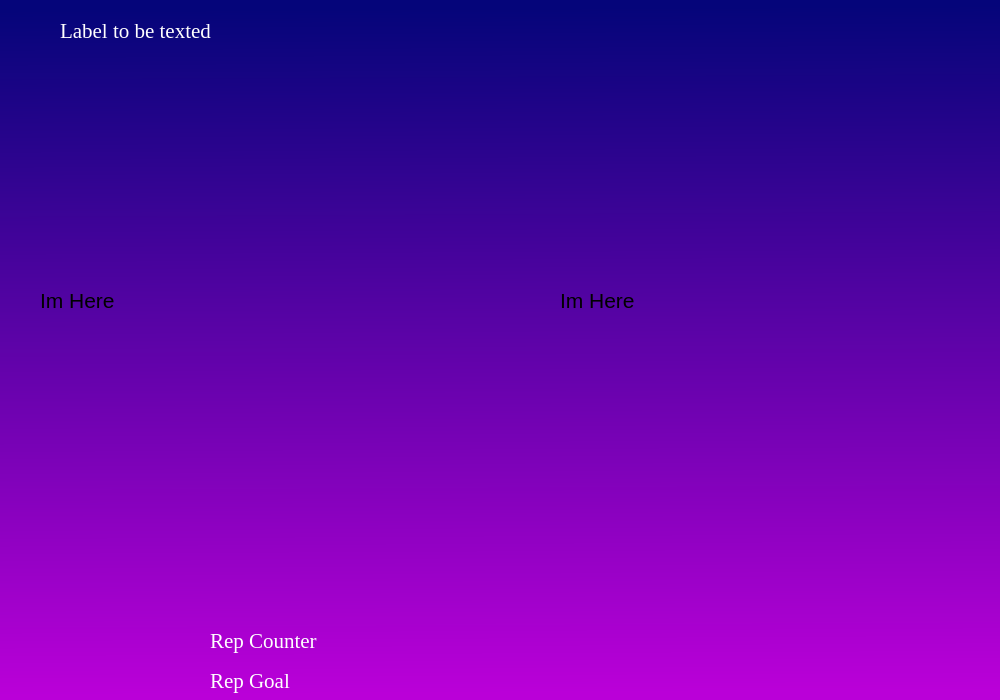
First picture: the form in ui/workoutfeed.ui, repository AlonIvshin/AutomaticGymTrainer, before the edit.
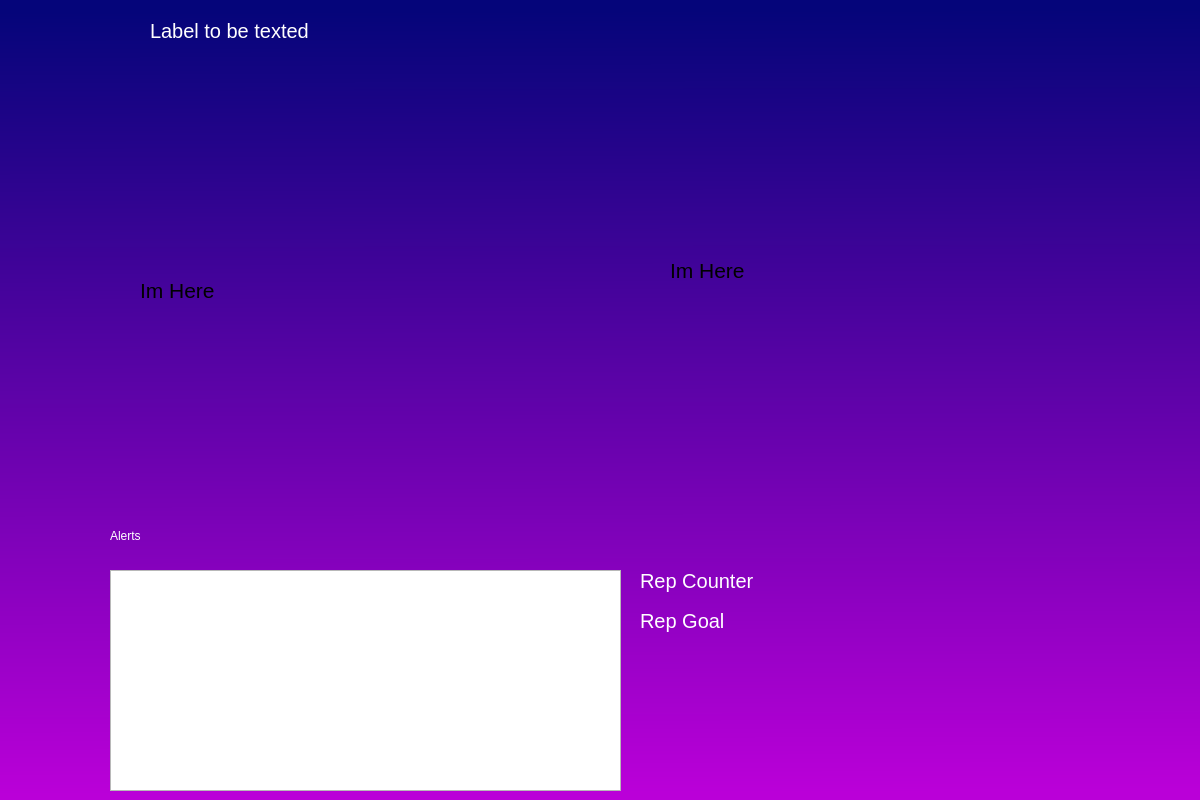
Second picture: the form after the edit.

```diff
--- a/ui/workoutfeed.ui
+++ b/ui/workoutfeed.ui
@@ -6,8 +6,8 @@
    <rect>
     <x>0</x>
     <y>0</y>
-    <width>1000</width>
-    <height>700</height>
+    <width>1200</width>
+    <height>800</height>
    </rect>
   </property>
   <property name="windowTitle">
@@ -21,16 +21,19 @@
    <widget class="QLabel" name="lbl_repCurrent">
     <property name="geometry">
      <rect>
-      <x>210</x>
-      <y>620</y>
+      <x>640</x>
+      <y>560</y>
       <width>161</width>
       <height>41</height>
      </rect>
     </property>
     <property name="font">
      <font>
-      <family>Times New Roman</family>
-      <pointsize>16</pointsize>
+      <family>MS Shell Dlg 2</family>
+      <pointsize>15</pointsize>
+      <weight>50</weight>
+      <italic>false</italic>
+      <bold>false</bold>
      </font>
     </property>
     <property name="styleSheet">
@@ -43,7 +46,7 @@
    <widget class="QLabel" name="lbl_userErrors">
     <property name="geometry">
      <rect>
-      <x>60</x>
+      <x>150</x>
       <y>20</y>
       <width>291</width>
       <height>21</height>
@@ -51,8 +54,11 @@
     </property>
     <property name="font">
      <font>
-      <family>Times New Roman</family>
-      <pointsize>16</pointsize>
+      <family>MS Shell Dlg 2</family>
+      <pointsize>15</pointsize>
+      <weight>50</weight>
+      <italic>false</italic>
+      <bold>false</bold>
      </font>
     </property>
     <property name="styleSheet">
@@ -65,8 +71,8 @@
    <widget class="QLabel" name="lbl_repCurrentValue">
     <property name="geometry">
      <rect>
-      <x>400</x>
-      <y>620</y>
+      <x>780</x>
+      <y>560</y>
       <width>121</width>
       <height>41</height>
      </rect>
@@ -84,8 +90,8 @@
    <widget class="QLabel" name="lbl_repGoalValue">
     <property name="geometry">
      <rect>
-      <x>400</x>
-      <y>660</y>
+      <x>780</x>
+      <y>600</y>
       <width>121</width>
       <height>41</height>
      </rect>
@@ -103,16 +109,19 @@
    <widget class="QLabel" name="lbl_repGoal">
     <property name="geometry">
      <rect>
-      <x>210</x>
-      <y>660</y>
+      <x>640</x>
+      <y>600</y>
       <width>161</width>
       <height>41</height>
      </rect>
     </property>
     <property name="font">
      <font>
-      <family>Times New Roman</family>
-      <pointsize>16</pointsize>
+      <family>MS Shell Dlg 2</family>
+      <pointsize>15</pointsize>
+      <weight>50</weight>
+      <italic>false</italic>
+      <bold>false</bold>
      </font>
     </property>
     <property name="styleSheet">
@@ -125,8 +134,8 @@
    <widget class="QLabel" name="lbl_webcamImage">
     <property name="geometry">
      <rect>
-      <x>560</x>
-      <y>100</y>
+      <x>670</x>
+      <y>70</y>
       <width>400</width>
       <height>400</height>
      </rect>
@@ -146,8 +155,8 @@
    <widget class="QLabel" name="lbl_postureImage">
     <property name="geometry">
      <rect>
-      <x>40</x>
-      <y>100</y>
+      <x>140</x>
+      <y>90</y>
       <width>400</width>
       <height>400</height>
      </rect>
@@ -164,6 +173,33 @@
      <bool>true</bool>
     </property>
    </widget>
+   <widget class="QPlainTextEdit" name="txt_TriggeredAlerts">
+    <property name="geometry">
+     <rect>
+      <x>110</x>
+      <y>570</y>
+      <width>511</width>
+      <height>221</height>
+     </rect>
+    </property>
+   </widget>
+   <widget class="QLabel" name="lbl_Alert">
+    <property name="geometry">
+     <rect>
+      <x>110</x>
+      <y>520</y>
+      <width>101</width>
+      <height>31</height>
+     </rect>
+    </property>
+    <property name="styleSheet">
+     <string notr="true">font: 15pt &quot;MS Shell Dlg 2&quot;;
+color: rgb(255, 255, 255);</string>
+    </property>
+    <property name="text">
+     <string>Alerts</string>
+    </property>
+   </widget>
   </widget>
  </widget>
  <resources/>
```
Left out of the diff: 9 changed lines with no effect on the pictures.
